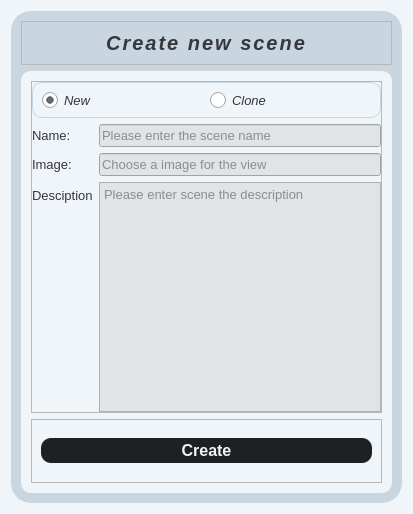
Above: src/ns_Envlt/ui/create_new_scene.ui from KevinShuo/Envlt before the change. Below: the same form after it.
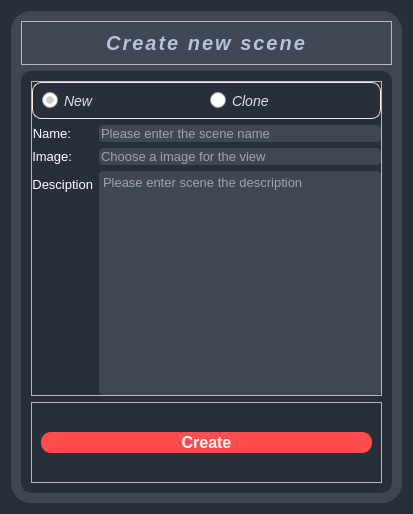
That is the form after the change. Icons and pictures are not drawn.

The edit to the form file:
```diff
--- a/src/ns_Envlt/ui/create_new_scene.ui
+++ b/src/ns_Envlt/ui/create_new_scene.ui
@@ -15,26 +15,26 @@
   </property>
   <property name="styleSheet">
    <string notr="true">QWidget#create_scene{
-	background-color:#F0F5F9;
+	background-color:#292e3b;
 }
 
 QFrame#frame{
-	border:1px solid #C9D6DF;
+	border:1px solid #414654;
 	border-radius:20px;
-	background-color:#C9D6DF;
+	background-color:#414654;
 }
 QFrame#choose_page{
-	border:1px solid #C9D6DF;
-	border-radius:10px;
+	border:1px solid #ffecda;
+	border-radius:9px;
 }
 
 QFrame#frame_3{
-	background-color:#F0F5F9;
-	border:1px solid #F0F5F9;
+	background-color:#292e3b;
+	border:1px solid #292e3b;
 	border-radius:10px;
 }
 QLabel{
-	color:#34373b;
+	color:#FFFFFF;
 	font-size:13px;
 	font-family:&quot;Georgia&quot;
 }
@@ -44,18 +44,18 @@
 	font-weight:bold;
 	font-family:&quot;Arial Black&quot;;
 	letter-spacing:2px;
-	color:#34373b;
+	color: qlineargradient(spread:pad, x1:0, y1:0, x2:1, y2:1, stop:0.197849 rgba(86, 100, 123, 255), stop:0.890323 rgba(180, 194, 220, 255));
 	font-style:oblique;
 }
 QPushButton{
 	border:none;
 	border-radius:10px;
-	background-color:#1E2022;
+	background-color:#FF4D4D;
 	color:#F0F5F9;
 	height:2em;
 	font-family:&quot;Garamond&quot;;
 	font-size:16px;
-	padding:3px;
+	padding:1px;
 	font-weight:bold;
 }
 QPushButton:hover{
@@ -81,15 +81,16 @@
 	font-weight:bold;
 }
 QLineEdit,QTextEdit,QComboBox{
-	background-color:#e1e4e6;
-	color:#34373b;
+	background-color:#414654;
+	color:#FFFFFF;
 	font-family:&quot;Georgia&quot;;
 	font-size:13px;
+	border-radius:4px;
 }
 QRadioButton{
 	font-family:&quot;Arial Black&quot;;
-	font-size:13px;
-	color:#34373b;
+	font-size:14px;
+	color:#e0e0e0;
 	font-style:oblique;
 }
 QRadioButton::indicator {
@@ -230,9 +231,18 @@
                  <layout class="QFormLayout" name="formLayout">
                   <item row="0" column="0">
                    <widget class="QLabel" name="label">
+                    <property name="sizePolicy">
+                     <sizepolicy hsizetype="Expanding" vsizetype="Preferred">
+                      <horstretch>0</horstretch>
+                      <verstretch>0</verstretch>
+                     </sizepolicy>
+                    </property>
                     <property name="text">
                      <string>Name:</string>
                     </property>
+                    <property name="alignment">
+                     <set>Qt::AlignRight|Qt::AlignTrailing|Qt::AlignVCenter</set>
+                    </property>
                    </widget>
                   </item>
                   <item row="0" column="1">
@@ -244,9 +254,21 @@
                   </item>
                   <item row="1" column="0">
                    <widget class="QLabel" name="label_2">
+                    <property name="sizePolicy">
+                     <sizepolicy hsizetype="Expanding" vsizetype="Preferred">
+                      <horstretch>1</horstretch>
+                      <verstretch>0</verstretch>
+                     </sizepolicy>
+                    </property>
+                    <property name="layoutDirection">
+                     <enum>Qt::RightToLeft</enum>
+                    </property>
                     <property name="text">
                      <string>Image:</string>
                     </property>
+                    <property name="alignment">
+                     <set>Qt::AlignRight|Qt::AlignTrailing|Qt::AlignVCenter</set>
+                    </property>
                    </widget>
                   </item>
                   <item row="1" column="1">
@@ -258,9 +280,15 @@
                   </item>
                   <item row="2" column="0">
                    <widget class="QLabel" name="label_3">
+                    <property name="layoutDirection">
+                     <enum>Qt::RightToLeft</enum>
+                    </property>
                     <property name="text">
                      <string>Desciption</string>
                     </property>
+                    <property name="alignment">
+                     <set>Qt::AlignRight|Qt::AlignTrailing|Qt::AlignVCenter</set>
+                    </property>
                    </widget>
                   </item>
                   <item row="2" column="1">
```
Left out of the diff: 2 changed lines with no effect on the pictures.
